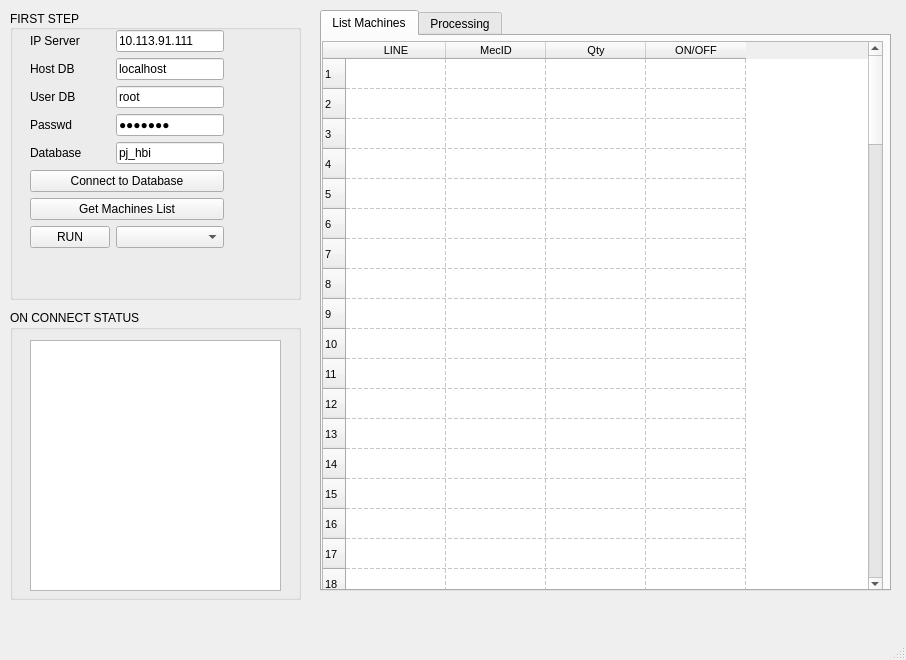
itada1997/pyUI, file pyUI/mainwindow.ui: the form before one commit.
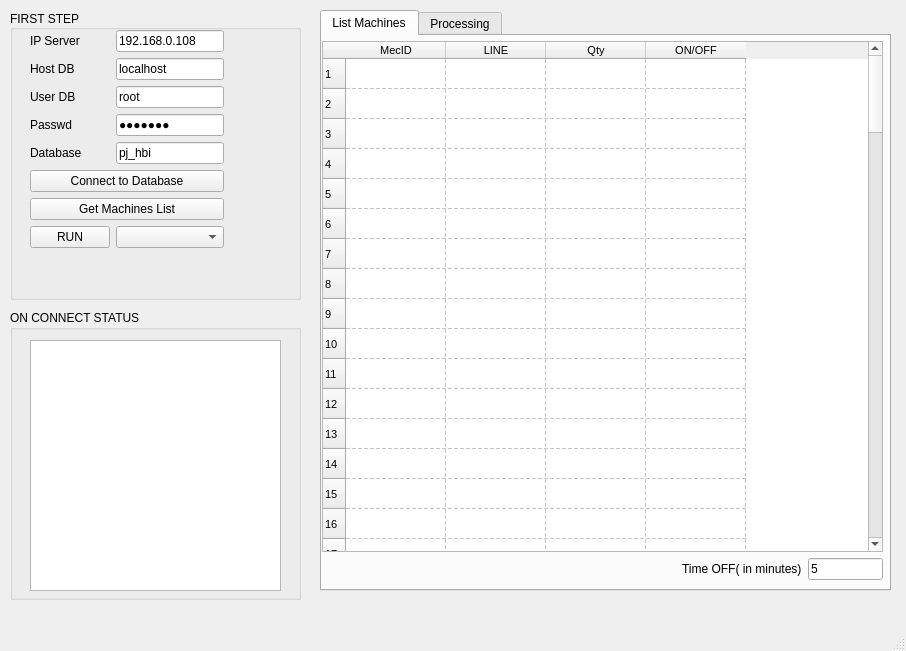
The form after the commit. Icons and pictures are not drawn.

Patch:
```diff
--- a/pyUI/mainwindow.ui
+++ b/pyUI/mainwindow.ui
@@ -8,7 +8,7 @@
     <x>0</x>
     <y>0</y>
     <width>906</width>
-    <height>660</height>
+    <height>651</height>
    </rect>
   </property>
   <property name="sizePolicy">
@@ -92,7 +92,7 @@
       <item row="0" column="1">
        <widget class="QLineEdit" name="lineEdit_ip">
         <property name="text">
-         <string>10.113.91.111</string>
+         <string>192.168.0.108</string>
         </property>
         <property name="placeholderText">
          <string/>
@@ -228,7 +228,7 @@
         <x>0</x>
         <y>5</y>
         <width>561</width>
-        <height>551</height>
+        <height>511</height>
        </rect>
       </property>
       <property name="font">
@@ -363,16 +363,16 @@
       <row/>
       <row/>
       <row/>
-      <column>
-       <property name="text">
-        <string>LINE</string>
-       </property>
-      </column>
       <column>
        <property name="text">
         <string>MecID</string>
        </property>
       </column>
+      <column>
+       <property name="text">
+        <string>LINE</string>
+       </property>
+      </column>
       <column>
        <property name="text">
         <string>Qty</string>
@@ -384,6 +384,38 @@
        </property>
       </column>
      </widget>
+     <widget class="QWidget" name="">
+      <property name="geometry">
+       <rect>
+        <x>360</x>
+        <y>520</y>
+        <width>201</width>
+        <height>26</height>
+       </rect>
+      </property>
+      <layout class="QHBoxLayout" name="horizontalLayout">
+       <item>
+        <widget class="QLabel" name="label_6">
+         <property name="text">
+          <string>Time OFF( in minutes)</string>
+         </property>
+        </widget>
+       </item>
+       <item>
+        <widget class="QLineEdit" name="lineEdit_setTimeOff">
+         <property name="text">
+          <string>5</string>
+         </property>
+         <property name="maxLength">
+          <number>30000</number>
+         </property>
+         <property name="frame">
+          <bool>true</bool>
+         </property>
+        </widget>
+       </item>
+      </layout>
+     </widget>
     </widget>
     <widget class="QWidget" name="tab_2">
      <attribute name="title">
```
Left out of the diff: 9 changed lines with no effect on the pictures.
